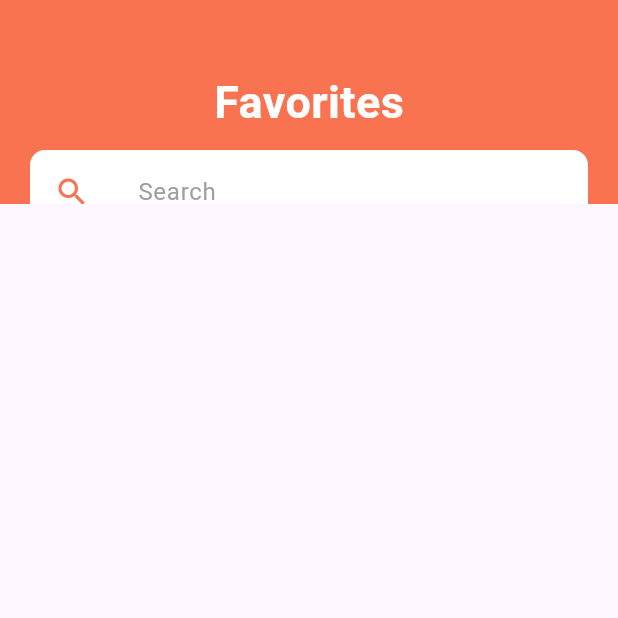
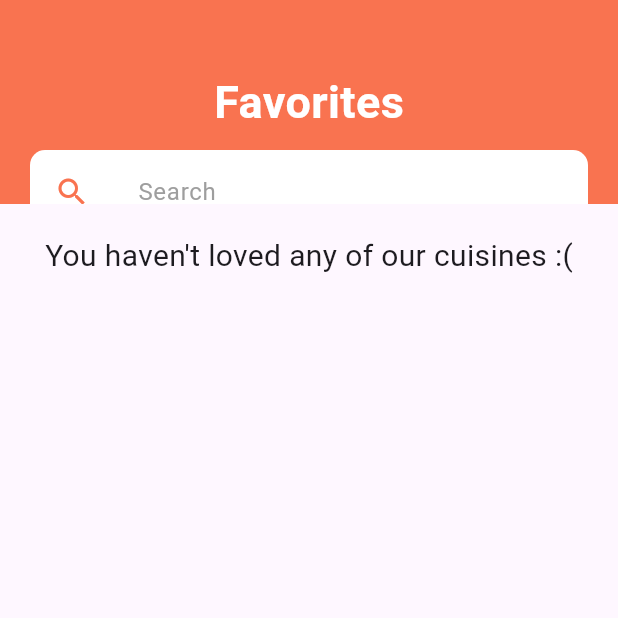
Before and after one commit to PhamH1eu/wikiFoodia, a Flutter app: the FavoritesPage screen opened directly, on a phone screen of 412 x 824 dp, the top half of it. Run offline on Flutter 3.47's test engine with Material 3 defaults, Android fonts, the phone set to English and light mode, and no system bars; our stand-ins replace awesome_snackbar_content, firebase_auth, firebase_core, flutter_map, font_awesome_flutter, geolocator and 5 more; missing offline and left inert: tflite_v2; accounts and stored records are empty.

Commit message:
Change some title, fix Search of FavoritePage

```diff
--- a/lib/features/app/presentation/pages/FavoritePage/favorites_page.dart
+++ b/lib/features/app/presentation/pages/FavoritePage/favorites_page.dart
@@ -74,7 +74,19 @@ class _FavoritesPageState extends State<FavoritesPage> {
           ],
         ),
       ),
-      body: ListView.builder(
+      body: (foods.isEmpty)
+          ? Column(
+            children: const [
+              SizedBox(height: 20,),
+              Align(
+                  alignment: Alignment.center,
+                  child: Text(
+                  "You haven't loved any of our cuisines :(",
+                  style: TextStyle(fontSize: 20),
+                )),
+            ],
+          )
+          : ListView.builder(
               itemCount: foods.length,
               itemBuilder: (context, index) {
                 final food = foods[index];
--- a/lib/features/app/presentation/pages/MainPage/category.dart
+++ b/lib/features/app/presentation/pages/MainPage/category.dart
@@ -76,8 +76,7 @@ class _CategoryPageState extends State<Category> {
                   Navigator.push(
                     context,
                     MaterialPageRoute(
-                                      builder: (context) =>
-                                          MapStore(store: mObj)),
+                        builder: (context) => MapStore(store: mObj)),
                   );
                 },
               );
@@ -106,7 +105,6 @@ class _CategoryPageState extends State<Category> {
         const SizedBox(
           height: 5,
         ),
-
         ListView.builder(
           physics: const NeverScrollableScrollPhysics(),
           shrinkWrap: true,
--- a/lib/features/app/presentation/pages/MainPage/main_page.dart
+++ b/lib/features/app/presentation/pages/MainPage/main_page.dart
@@ -106,7 +106,7 @@ class _MainPageState extends State<MainPage> {
                       Padding(
                         padding: EdgeInsets.symmetric(horizontal: 20),
                         child: Text(
-                          "What would you like to order",
+                          "What would you like to try today",
                           style: TextStyle(
                             color: Colors.black,
                             fontFamily: 'Trajan Pro',
--- a/lib/features/app/presentation/pages/detection/detectionFood.dart
+++ b/lib/features/app/presentation/pages/detection/detectionFood.dart
@@ -1,3 +1,5 @@
+// ignore_for_file: file_names
+
 import 'dart:io';
 import 'package:tflite_v2/tflite_v2.dart';
 import 'package:flutter/material.dart';
--- a/lib/features/app/presentation/pages/search.dart
+++ b/lib/features/app/presentation/pages/search.dart
@@ -1,7 +1,7 @@
 import 'package:flutter/material.dart';
 
 import '../widgets/recent_food.dart';
-import '../../../../const.dart';
+import 'package:wikifoodia/const.dart';
 
 List recentArr = allFoods;
 List foundedArr = [];
@@ -17,7 +17,7 @@ class SearchPage extends StatefulWidget {
 class _SearchPage extends State<SearchPage> {
   @override
   void initState() {
-    foundedArr = widget.initialFoods;
+    recentArr = widget.initialFoods;
     super.initState();
   }
 
--- a/lib/features/app/presentation/widgets/flash_message.dart
+++ b/lib/features/app/presentation/widgets/flash_message.dart
@@ -11,9 +11,8 @@ class FlashMessage {
         behavior: SnackBarBehavior.floating,
         backgroundColor: Colors.transparent,
 
-        dismissDirection: DismissDirection.up,
         margin: EdgeInsets.only(
-          bottom: MediaQuery.of(context).size.height - 180,
+          bottom: MediaQuery.of(context).size.height*0.05,
           left: 10,
           right: 10,
         ),
--- a/lib/main.dart
+++ b/lib/main.dart
@@ -9,7 +9,7 @@ import 'features/user_auth/firebase_auth_implementation/google_auth_services.dar
 import 'features/app/presentation/pages/home_page.dart';
 import 'features/app/presentation/pages/AuthPages/sign_up_page.dart';
 import 'features/app/presentation/pages/MainPage/main_page.dart';
-import 'features/app/splash_screen/splash_screen.dart';
+import 'features/app/presentation/pages/AuthPages/splash_screen.dart';
 
 import 'firebase_options.dart';
 
```
Also changed, not shown: lib/features/app/presentation/pages/AuthPages/login_page.dart (+4 -4 lines), lib/features/app/presentation/pages/AuthPages/sign_up_page.dart (+6 -9 lines), lib/features/app/presentation/pages/AuthPages/splash_screen.dart (renamed from lib/features/app/splash_screen/splash_screen.dart). Lines whose indentation alone changed are shown as unchanged.
